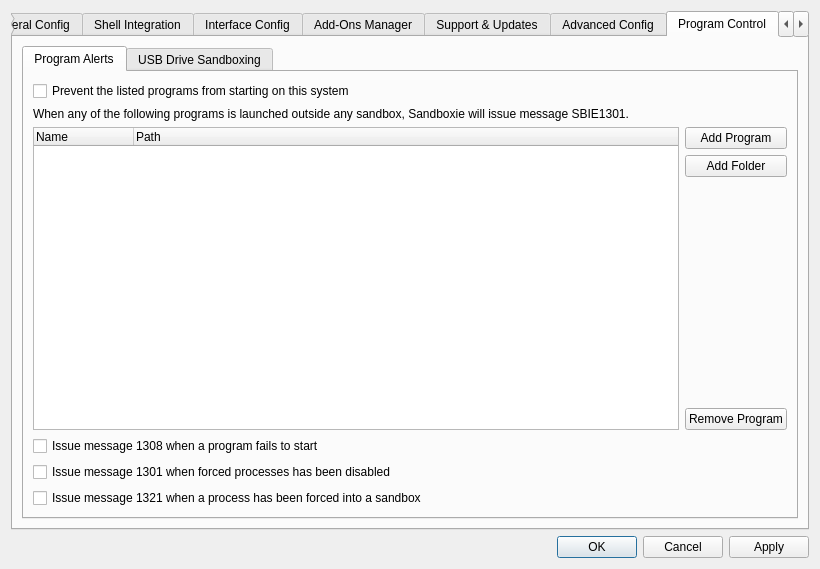
Before: the Qt Designer form SandboxiePlus/SandMan/Forms/SettingsWindow.ui in sandboxie-plus/Sandboxie, drawn with Qt 5.
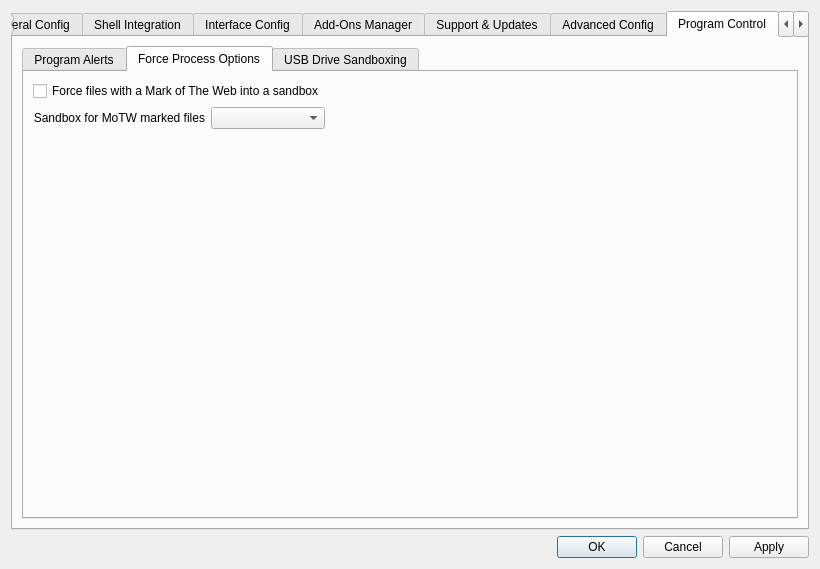
After: the same form once the commit is applied. The open tabs and pages were chosen to show the change. Icons and pictures are not drawn.

```diff
--- a/SandboxiePlus/SandMan/Forms/SettingsWindow.ui
+++ b/SandboxiePlus/SandMan/Forms/SettingsWindow.ui
@@ -2550,6 +2550,73 @@
              </item>
             </layout>
            </widget>
+           <widget class="QWidget" name="tabForce">
+            <attribute name="title">
+             <string>Force Process Options</string>
+            </attribute>
+            <layout class="QGridLayout" name="gridLayout_43">
+             <item row="0" column="0">
+              <layout class="QGridLayout" name="gridLayout_30">
+               <item row="1" column="1">
+                <widget class="QComboBox" name="cmbMoTWSandbox">
+                 <property name="editable">
+                  <bool>false</bool>
+                 </property>
+                </widget>
+               </item>
+               <item row="2" column="0">
+                <spacer name="verticalSpacer_22">
+                 <property name="orientation">
+                  <enum>Qt::Vertical</enum>
+                 </property>
+                 <property name="sizeHint" stdset="0">
+                  <size>
+                   <width>20</width>
+                   <height>40</height>
+                  </size>
+                 </property>
+                </spacer>
+               </item>
+               <item row="0" column="0" colspan="2">
+                <widget class="QCheckBox" name="chkSandboxMoTW">
+                 <property name="text">
+                  <string>Force files with a Mark of The Web into a sandbox</string>
+                 </property>
+                </widget>
+               </item>
+               <item row="1" column="2">
+                <spacer name="horizontalSpacer_26">
+                 <property name="orientation">
+                  <enum>Qt::Horizontal</enum>
+                 </property>
+                 <property name="sizeHint" stdset="0">
+                  <size>
+                   <width>40</width>
+                   <height>20</height>
+                  </size>
+                 </property>
+                </spacer>
+               </item>
+               <item row="1" column="0">
+                <widget class="QLabel" name="label_32">
+                 <property name="text">
+                  <string>Sandbox for MoTW marked files</string>
+                 </property>
+                 <property name="textFormat">
+                  <enum>Qt::PlainText</enum>
+                 </property>
+                 <property name="alignment">
+                  <set>Qt::AlignRight|Qt::AlignTrailing|Qt::AlignVCenter</set>
+                 </property>
+                 <property name="buddy">
+                  <cstring>cmbUsbSandbox</cstring>
+                 </property>
+                </widget>
+               </item>
+              </layout>
+             </item>
+            </layout>
+           </widget>
            <widget class="QWidget" name="tabUSB">
             <attribute name="title">
              <string>USB Drive Sandboxing</string>
```
